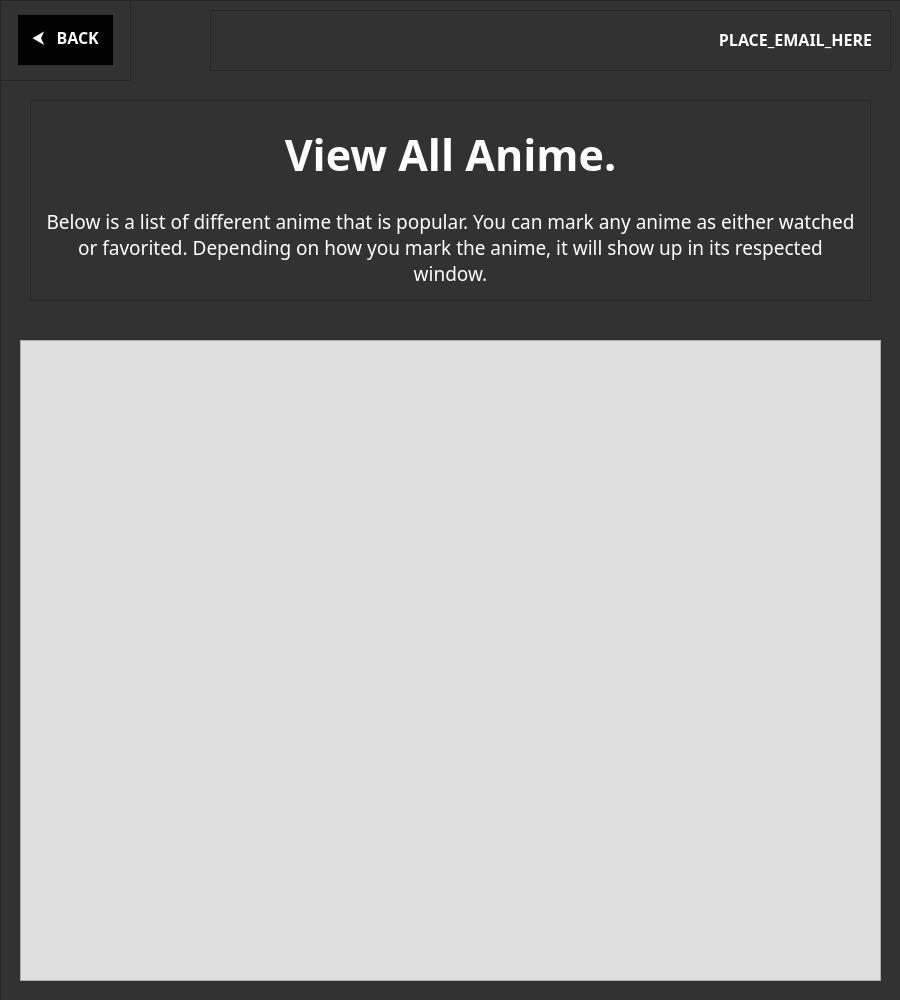
Qt form frontend/ui/ViewAnimeWindow.ui (mxrked/Animeplex) before a commit.
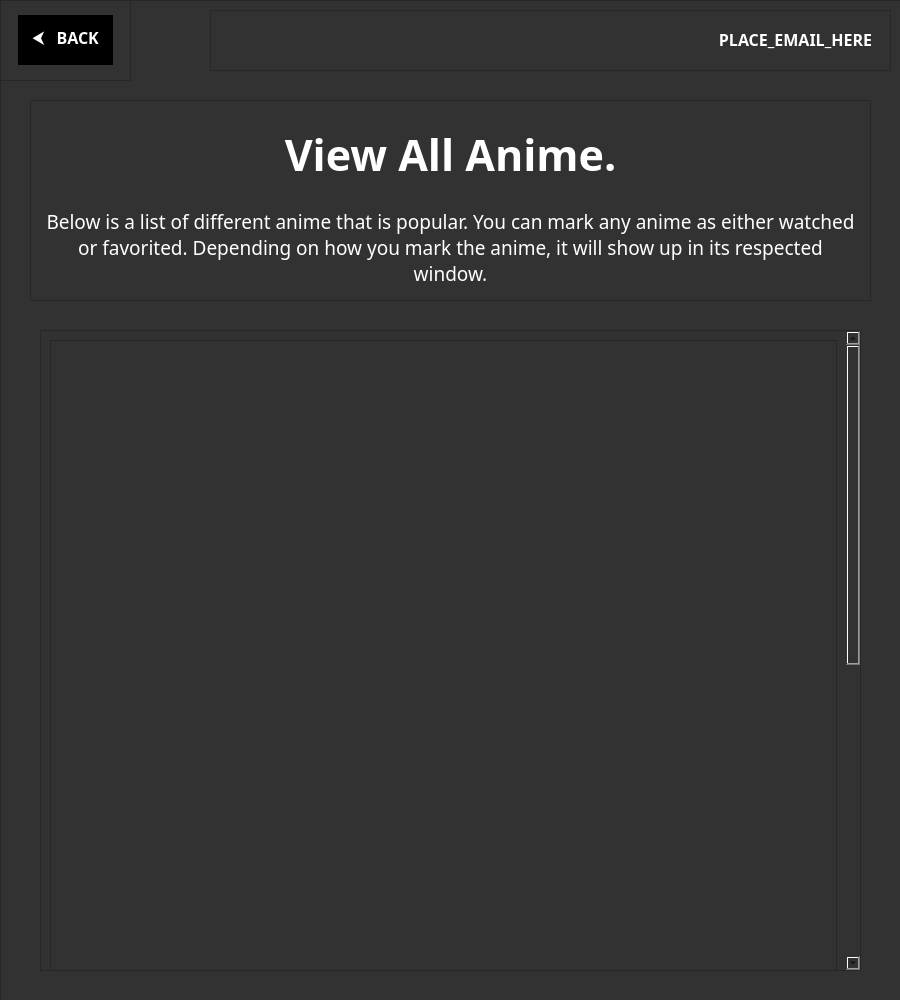
The same form after that commit.

```diff
--- a/frontend/ui/ViewAnimeWindow.ui
+++ b/frontend/ui/ViewAnimeWindow.ui
@@ -232,19 +232,35 @@
       </item>
      </layout>
     </widget>
-    <widget class="QFrame" name="ViewAnimeWindow_AnimeFrame">
+    <widget class="QScrollArea" name="scrollArea">
      <property name="geometry">
       <rect>
-       <x>20</x>
-       <y>340</y>
-       <width>861</width>
+       <x>40</x>
+       <y>330</y>
+       <width>821</width>
        <height>641</height>
       </rect>
      </property>
-     <property name="styleSheet">
-      <string notr="true">QFrame {
-	background-color: rgb(223, 223, 223)
-}</string>
+     <property name="widgetResizable">
+      <bool>true</bool>
+     </property>
+     <widget class="QWidget" name="scrollAreaWidgetContents">
+      <property name="geometry">
+       <rect>
+        <x>0</x>
+        <y>0</y>
+        <width>802</width>
+        <height>1218</height>
+       </rect>
+      </property>
+      <layout class="QVBoxLayout" name="verticalLayout_3">
+       <item>
+        <widget class="QFrame" name="ViewAnimeWindow_AnimeFrame">
+         <property name="minimumSize">
+          <size>
+           <width>0</width>
+           <height>1200</height>
+          </size>
      </property>
      <property name="frameShape">
       <enum>QFrame::StyledPanel</enum>
@@ -257,6 +273,10 @@
        <layout class="QVBoxLayout" name="ViewAnimeWindow_AnimeFrameLayout"/>
       </item>
      </layout>
+        </widget>
+       </item>
+      </layout>
+     </widget>
     </widget>
    </widget>
   </widget>
```
Left out of the diff: 4 changed lines with no effect on the pictures. Lines whose indentation alone changed are shown as unchanged.
